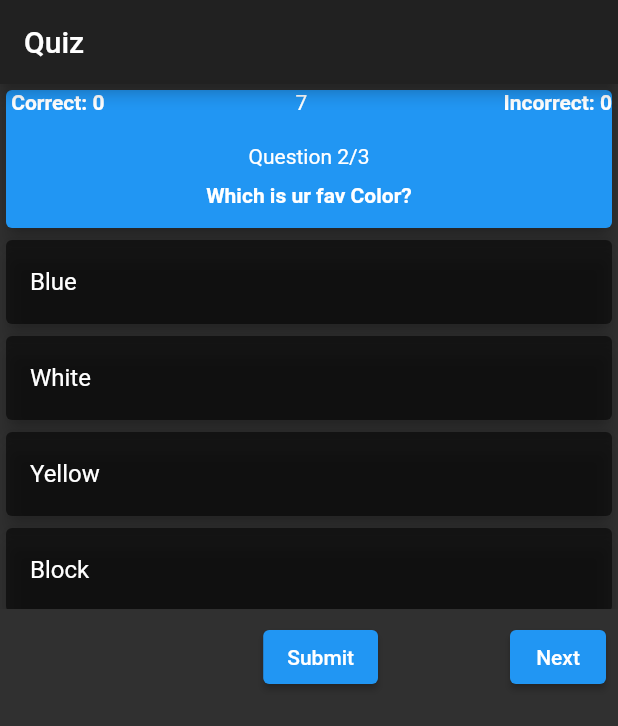
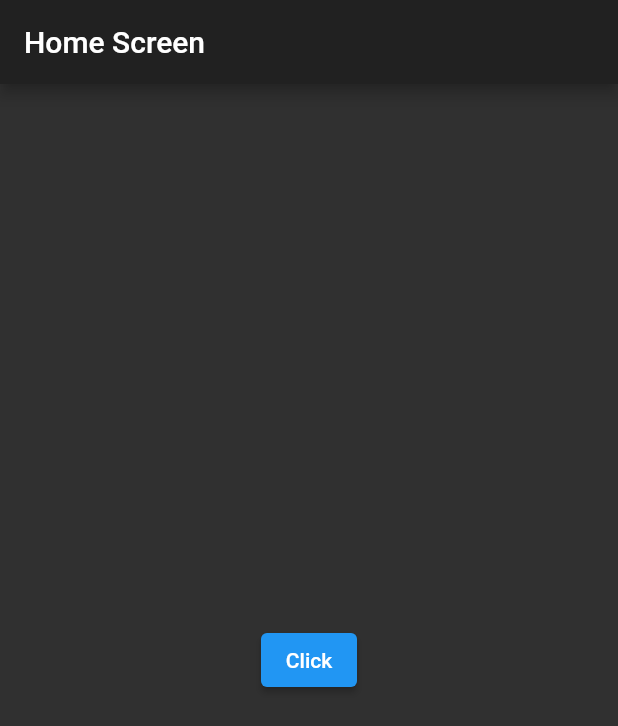
Before and after one commit to vrajbhatt27/QuizApp, a Flutter app: the screen it shows after launch, on a phone screen of 412 x 824 dp. Shown: the top 726 px of the screen. Run offline on Flutter 3.47's test engine with Material 2 defaults, Android fonts, the phone set to English and light mode, and no system bars; our stand-ins replace firebase_database, pdf, share; missing offline and left inert: flutter_full_pdf_viewer; accounts and stored records are empty.

Commit message:
Firebase functionality added.
The questions come from Firebase. The App is done without UI.

```diff
--- a/lib/data.dart
+++ b/lib/data.dart
@@ -31,4 +31,4 @@ List<Map<String, dynamic>> questions = [
         Colors.black54
       ],
     },
-  ];
+];
--- a/lib/main.dart
+++ b/lib/main.dart
@@ -1,19 +1,19 @@
 import 'package:flutter/material.dart';
-import './screens/quizScreen.dart';
+import './screens/homeScreen.dart';
+
 
 void main() {
   runApp(MyApp());
 }
 
 class MyApp extends StatelessWidget {
-  // This widget is the root of your application.
   @override
   Widget build(BuildContext context) {
     return MaterialApp(
       title: 'Flutter Demo',
       theme: ThemeData.dark(),
-      home: QuizScreen(),
-			debugShowCheckedModeBanner: false,
+      home: HomeScreen(),
+      debugShowCheckedModeBanner: false,
     );
   }
 }
--- /dev/null
+++ b/lib/screens/homeScreen.dart
@@ -0,0 +1,49 @@
+import 'package:flutter/material.dart';
+import './quizScreen.dart';
+import '../dataBase.dart';
+
+class HomeScreen extends StatefulWidget {
+  @override
+  _HomeScreenState createState() => _HomeScreenState();
+}
+
+class _HomeScreenState extends State<HomeScreen> {
+  List<dynamic> ques = [];
+
+  @override
+  void initState() {
+    super.initState();
+  }
+
+  @override
+  Widget build(BuildContext context) {
+    return Scaffold(
+      appBar: AppBar(
+        title: Text('Home Screen'),
+      ),
+      body: Center(
+        child: ElevatedButton(
+          onPressed: () async {
+            ques = await DatabaseManager().readData();
+            for (var i = 0; i < ques.length; i++) {
+              ques[i]['colors'] = [
+                Colors.black54,
+                Colors.black54,
+                Colors.black54,
+                Colors.black54
+              ];
+            }
+            // print(ques);
+            Navigator.pushReplacement(
+              context,
+              MaterialPageRoute(
+                builder: (context) => QuizScreen(ques),
+              ),
+            );
+          },
+          child: Text("Click"),
+        ),
+      ),
+    );
+  }
+}
--- a/pubspec.yaml
+++ b/pubspec.yaml
@@ -27,10 +27,12 @@ dependencies:
   pdf: ^3.2.0
   flutter_full_pdf_viewer: ^1.0.6
   path_provider: ^2.0.1
+  firebase_database: ^6.1.2
 
   # The following adds the Cupertino Icons font to your application.
   # Use with the CupertinoIcons class for iOS style icons.
   cupertino_icons: ^1.0.2
+  firebase_core: ^1.0.3
 
 dev_dependencies:
   flutter_test:
```
Also changed, not shown: lib/dataBase.dart (added, +37 -0 lines), lib/screens/quizScreen.dart (+39 -15 lines), lib/screens/resultScreen.dart (+21 -12 lines), lib/screens/reviewAns.dart (+12 -7 lines), lib/widgets/quesAns.dart (deleted, +0 -9 lines), pubspec.lock, 3 other files.
